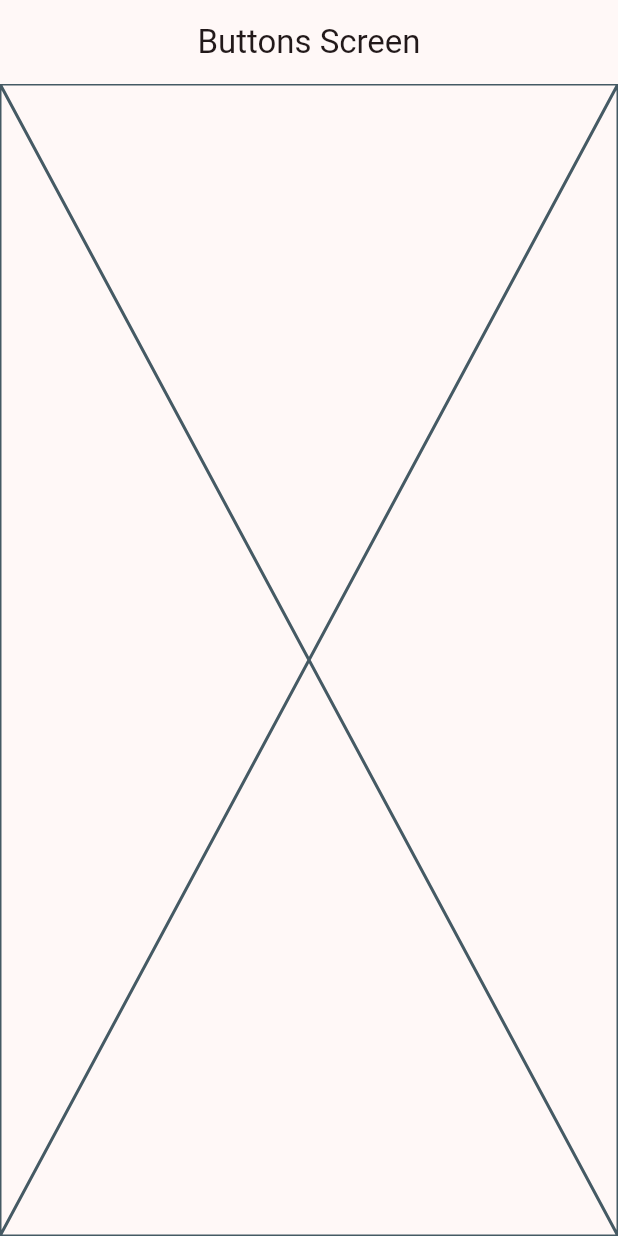
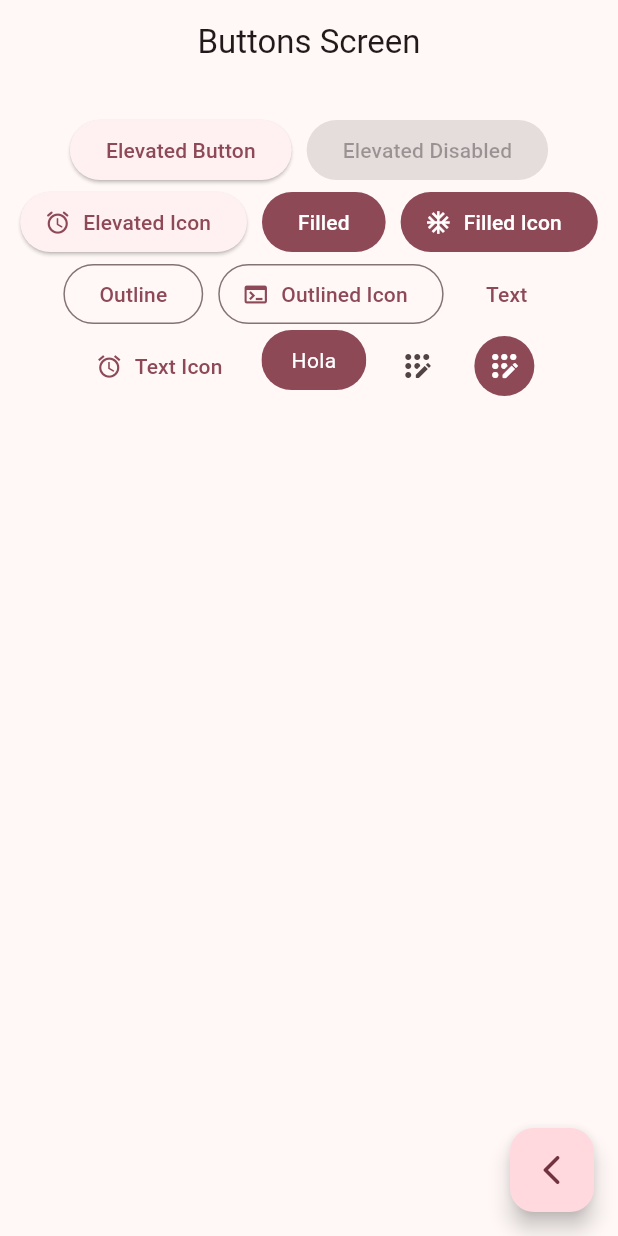
Before and after one commit to gavasquez/widgets-app, a Flutter app: the ButtonsScreen screen opened by its route, on a phone screen of 412 x 824 dp. Run offline on Flutter 3.47's test engine with Material 3 defaults, Android fonts, the phone set to English and light mode, and no system bars; our stand-ins replace go_router.

Commit message:
buttonscreen finish

```diff
--- a/lib/presentation/screen/buttons/buttons_screen.dart
+++ b/lib/presentation/screen/buttons/buttons_screen.dart
@@ -1,4 +1,5 @@
 import 'package:flutter/material.dart';
+import 'package:go_router/go_router.dart';
 
 class ButtonsScreen extends StatelessWidget {
   static const String name = 'buttons_screen';
@@ -10,7 +11,99 @@ class ButtonsScreen extends StatelessWidget {
       appBar: AppBar(
         title: const Text('Buttons Screen'),
       ),
-      body: const Placeholder(),
+      body: _ButtonsView(),
+      floatingActionButton: FloatingActionButton(
+        onPressed: () {
+          context.pop();
+        },
+        child: const Icon(Icons.arrow_back_ios_rounded),
+      ),
     );
   }
 }
+
+class _ButtonsView extends StatelessWidget {
+  @override
+  Widget build(BuildContext context) {
+    final colors = Theme.of(context).colorScheme;
+
+    return SizedBox(
+      width: double.infinity,
+      child: Padding(
+        padding: const EdgeInsets.symmetric(horizontal: 10, vertical: 20),
+        //* En wrap es similiar a las columnas y a los rows cuando no tenga mas espacio se salta a la siguiente linea
+        child: Wrap(
+          //* Poner un espacio entre widgets
+          spacing: 10,
+          alignment: WrapAlignment.center,
+          children: [
+            ElevatedButton(
+                onPressed: () {}, child: const Text('Elevated Button')),
+            //* Para desabilitar un botton en el onPressed se pone null
+            const ElevatedButton(
+                onPressed: null, child: Text('Elevated Disabled')),
+            ElevatedButton.icon(
+              label: const Text('Elevated Icon'),
+              icon: const Icon(Icons.access_alarm_rounded),
+              onPressed: () {},
+            ),
+            FilledButton(onPressed: () {}, child: const Text('Filled')),
+            FilledButton.icon(
+                onPressed: () {},
+                icon: const Icon(Icons.ac_unit),
+                label: const Text('Filled Icon')),
+            OutlinedButton(onPressed: () {}, child: const Text('Outline')),
+            OutlinedButton.icon(
+              onPressed: () {},
+              icon: const Icon(Icons.terminal),
+              label: const Text('Outlined Icon'),
+            ),
+            TextButton(onPressed: () {}, child: const Text('Text')),
+            TextButton.icon(
+              onPressed: () {},
+              icon: const Icon(Icons.access_alarm),
+              label: const Text('Text Icon'),
+            ),
+            //* Custom button, boton personalizado
+            const CustomButtons(),
+            IconButton(
+                onPressed: () {},
+                icon: const Icon(Icons.app_registration_rounded)),
+            IconButton(
+                onPressed: () {},
+                style: ButtonStyle(
+                    backgroundColor: MaterialStatePropertyAll(colors.primary),
+                    iconColor: const MaterialStatePropertyAll(Colors.white)),
+                icon: const Icon(Icons.app_registration_rounded))
+          ],
+        ),
+      ),
+    );
+  }
+}
+
+class CustomButtons extends StatelessWidget {
+  const CustomButtons({super.key});
+
+  @override
+  Widget build(BuildContext context) {
+    final colors = Theme.of(context).colorScheme;
+
+    return ClipRRect(
+      borderRadius: BorderRadius.circular(20),
+      child: Material(
+        color: colors.primary,
+        //* InkWell para implementar el metodo de onTap
+        child: InkWell(
+          onTap: () {},
+          child: const Padding(
+              padding: EdgeInsets.symmetric(vertical: 10, horizontal: 20),
+              child: Text(
+                'Hola',
+                style: TextStyle(color: Colors.white),
+              )),
+        ),
+      ),
+    );
+  }
+}
```
